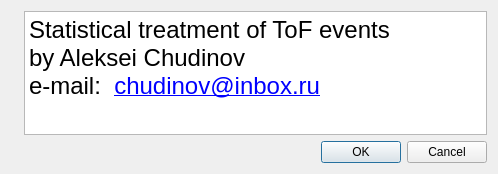
This is DialogAbout.ui in AlexChudinov/processRikenData as Qt 5 draws it before an edit. The edited form follows.
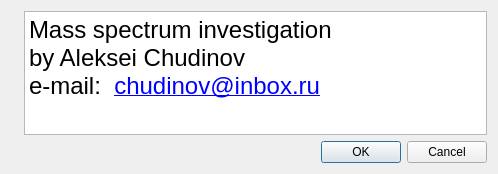
This is the edited form. Icons and pictures are not drawn.

Patch:
```diff
--- a/DialogAbout.ui
+++ b/DialogAbout.ui
@@ -52,7 +52,7 @@
 &lt;html&gt;&lt;head&gt;&lt;meta name=&quot;qrichtext&quot; content=&quot;1&quot; /&gt;&lt;style type=&quot;text/css&quot;&gt;
 p, li { white-space: pre-wrap; }
 &lt;/style&gt;&lt;/head&gt;&lt;body style=&quot; font-family:'MS Shell Dlg 2'; font-size:8.25pt; font-weight:400; font-style:normal;&quot;&gt;
-&lt;p style=&quot; margin-top:0px; margin-bottom:0px; margin-left:0px; margin-right:0px; -qt-block-indent:0; text-indent:0px;&quot;&gt;&lt;span style=&quot; font-size:18pt;&quot;&gt;Statistical treatment of ToF events&lt;/span&gt;&lt;/p&gt;
+&lt;p style=&quot; margin-top:0px; margin-bottom:0px; margin-left:0px; margin-right:0px; -qt-block-indent:0; text-indent:0px;&quot;&gt;&lt;span style=&quot; font-size:18pt;&quot;&gt;Mass spectrum investigation&lt;/span&gt;&lt;/p&gt;
 &lt;p style=&quot; margin-top:0px; margin-bottom:0px; margin-left:0px; margin-right:0px; -qt-block-indent:0; text-indent:0px;&quot;&gt;&lt;span style=&quot; font-size:18pt;&quot;&gt;by Aleksei Chudinov&lt;/span&gt;&lt;/p&gt;
 &lt;p style=&quot; margin-top:0px; margin-bottom:0px; margin-left:0px; margin-right:0px; -qt-block-indent:0; text-indent:0px;&quot;&gt;&lt;span style=&quot; font-size:18pt;&quot;&gt;e-mail:  &lt;/span&gt;&lt;a href=&quot;mailto:chudinov@inbox.ru&quot;&gt;&lt;span style=&quot; font-size:18pt; text-decoration: underline; color:#0000ff;&quot;&gt;chudinov@inbox.ru&lt;/span&gt;&lt;/a&gt;&lt;/p&gt;&lt;/body&gt;&lt;/html&gt;</string>
        </property>
```
